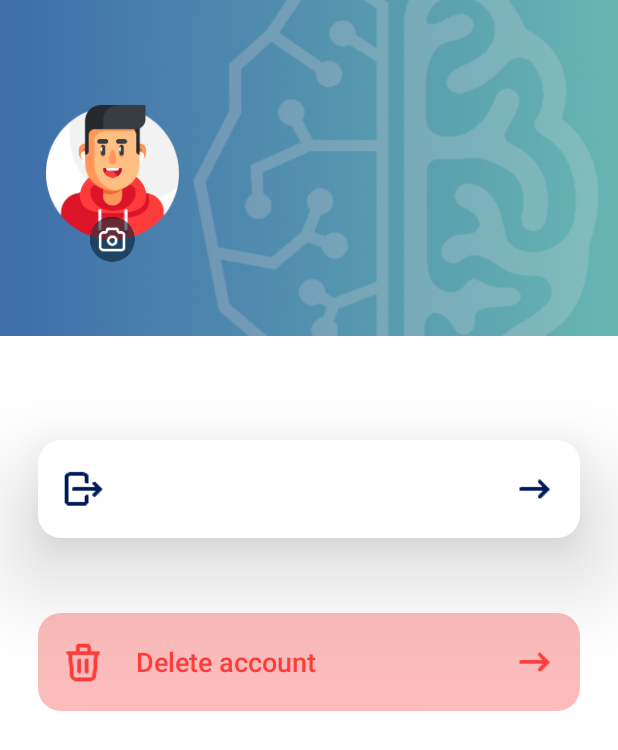
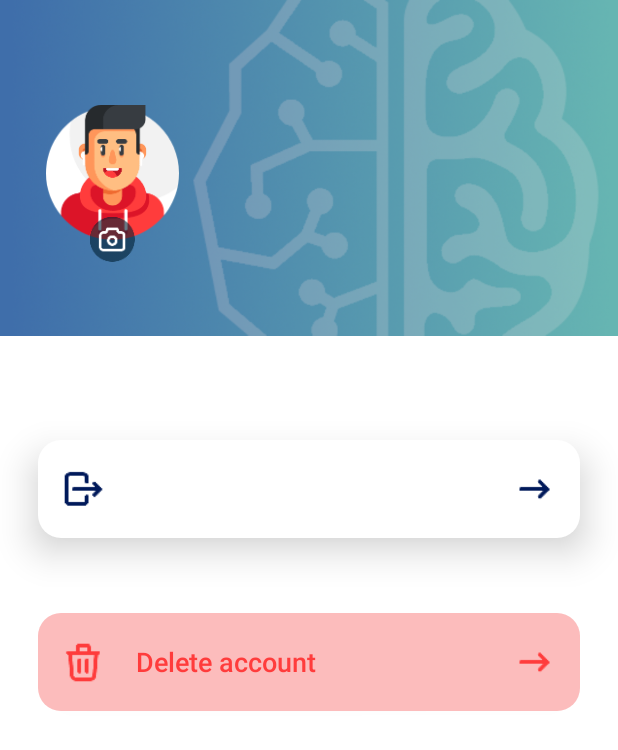
Before and after one commit to hariscredspo/CredsPo, an Android app: the fragment ProfileFragment placed in its activity, on a phone screen of 412 x 824 dp. Shown: the top 750 px of the screen. Run offline under Robolectric (Android 15) with nearby library versions, the phone set to English and light mode, and no system bars; our stand-ins replace navigation-ui.

Commit message:
Fix button shadow on profile screen(Idk wtf I was thinking with 40dp for translationZ)

```diff
--- a/app/src/main/res/layout/fragment_profile.xml
+++ b/app/src/main/res/layout/fragment_profile.xml
@@ -50,7 +50,7 @@
         android:layout_width="match_parent"
         android:layout_height="65dp"
         android:background="@drawable/rect_rounded_white"
-        android:translationZ="40dp"
+        android:translationZ="15dp"
         android:layout_marginHorizontal="25dp"
         app:layout_constraintStart_toStartOf="@id/profile_button_logout"
         app:layout_constraintEnd_toEndOf="@id/profile_button_logout"
```
